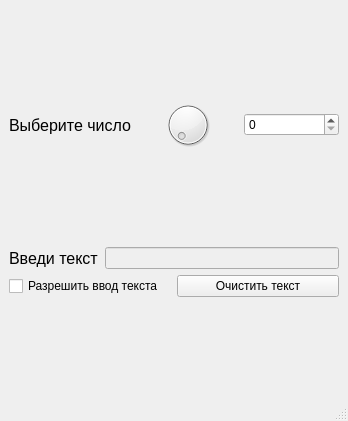
This is Qt/homework_3/mainwindow.ui in chip5171/origin as Qt 5 draws it before an edit. The edited form follows.
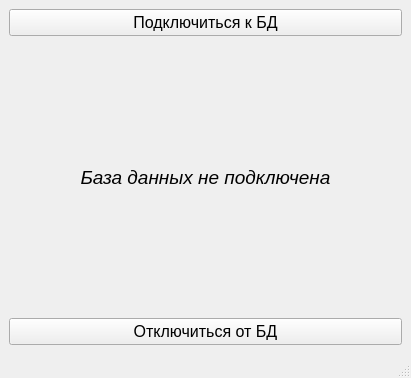
This is the edited form.

The edit to the form file:
```diff
--- a/Qt/homework_3/mainwindow.ui
+++ b/Qt/homework_3/mainwindow.ui
@@ -6,96 +6,59 @@
    <rect>
     <x>0</x>
     <y>0</y>
-    <width>348</width>
-    <height>421</height>
+    <width>411</width>
+    <height>378</height>
    </rect>
   </property>
+  <property name="font">
+   <font>
+    <pointsize>12</pointsize>
+   </font>
+  </property>
   <property name="windowTitle">
    <string>MainWindow</string>
   </property>
   <widget class="QWidget" name="centralwidget">
-   <layout class="QVBoxLayout" name="verticalLayout_2">
-    <item>
-     <layout class="QHBoxLayout" name="horizontalLayout_3">
-      <item>
-       <widget class="QLabel" name="lb_enterNumber">
-        <property name="font">
-         <font>
-          <pointsize>12</pointsize>
-         </font>
-        </property>
-        <property name="text">
-         <string>Выберите число</string>
-        </property>
-       </widget>
-      </item>
-      <item>
-       <widget class="QDial" name="dial"/>
-      </item>
-      <item>
-       <widget class="QSpinBox" name="sB_number"/>
-      </item>
-     </layout>
-    </item>
-    <item>
      <layout class="QVBoxLayout" name="verticalLayout">
       <item>
-       <layout class="QHBoxLayout" name="horizontalLayout">
-        <item>
-         <widget class="QLabel" name="lb_enterText">
+     <widget class="QPushButton" name="pb_connect">
           <property name="font">
            <font>
             <pointsize>12</pointsize>
-           </font>
-          </property>
-          <property name="autoFillBackground">
-           <bool>false</bool>
-          </property>
+        <italic>false</italic>
+        <bold>false</bold>
+       </font>
+      </property>
           <property name="text">
-           <string>Введи текст</string>
-          </property>
-          <property name="scaledContents">
-           <bool>true</bool>
-          </property>
-          <property name="wordWrap">
-           <bool>false</bool>
-          </property>
+       <string>Подключиться к БД</string>
+      </property>
          </widget>
         </item>
         <item>
-         <widget class="QLineEdit" name="lE_textField">
-          <property name="enabled">
-           <bool>false</bool>
-          </property>
-          <property name="styleSheet">
-           <string notr="true">font: 700 italic 9pt &quot;Segoe UI&quot;;</string>
-          </property>
-          <property name="dragEnabled">
-           <bool>false</bool>
-          </property>
-         </widget>
-        </item>
-       </layout>
-      </item>
-      <item>
-       <layout class="QHBoxLayout" name="horizontalLayout_2">
-        <item>
-         <widget class="QCheckBox" name="cB_allowInputText">
-          <property name="text">
-           <string>Разрешить ввод текста</string>
+     <widget class="QLabel" name="lb_result">
+      <property name="font">
+       <font>
+        <pointsize>14</pointsize>
+        <italic>true</italic>
+       </font>
+      </property>
+      <property name="text">
+       <string>База данных не подключена</string>
+      </property>
+      <property name="textFormat">
+       <enum>Qt::AutoText</enum>
+      </property>
+      <property name="alignment">
+       <set>Qt::AlignCenter</set>
           </property>
          </widget>
         </item>
         <item>
-         <widget class="QPushButton" name="pB_clearText">
+     <widget class="QPushButton" name="pb_disconnect">
           <property name="text">
-           <string>Очистить текст</string>
-          </property>
-         </widget>
-        </item>
-       </layout>
-      </item>
-     </layout>
+       <string>Отключиться от БД</string>
+      </property>
+     </widget>
     </item>
    </layout>
   </widget>
```
Left out of the diff: 55 changed lines with no effect on the pictures. Lines whose indentation alone changed are shown as unchanged.
